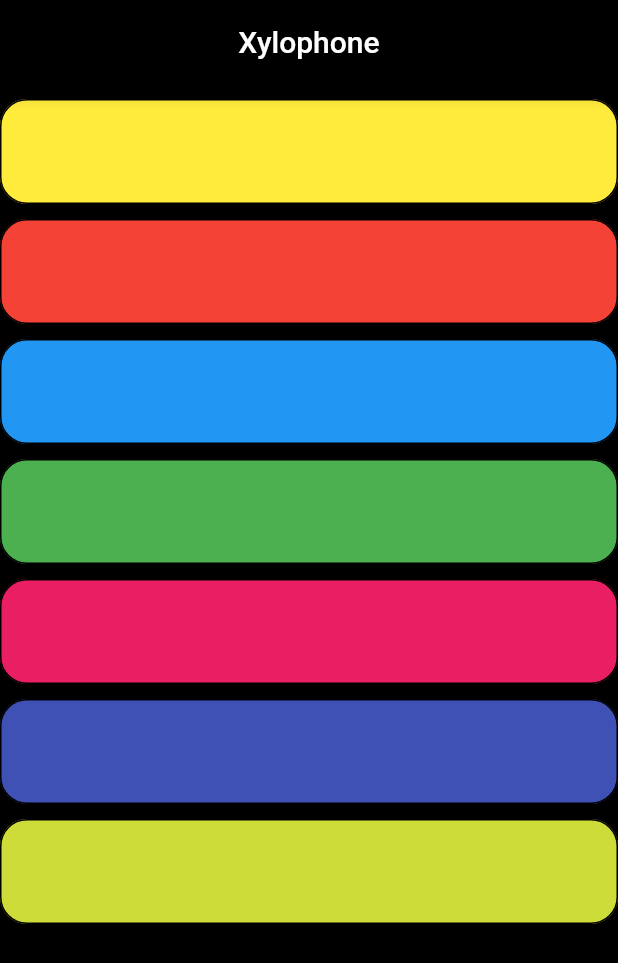
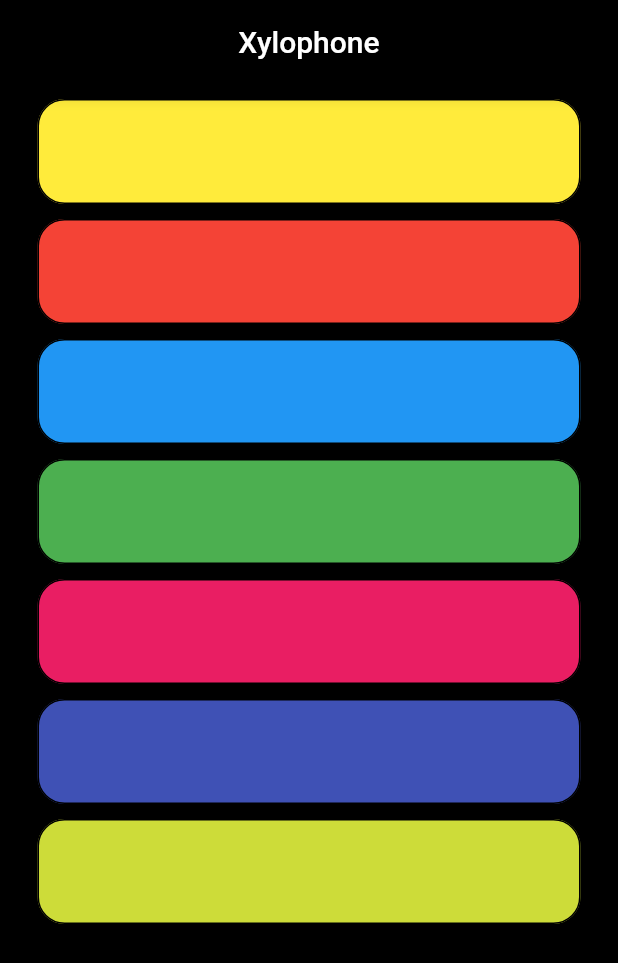
Before and after one commit to tk-code-dev/flutter_xylophone, a Flutter app: the screen it shows after launch, on a phone screen of 412 x 824 dp. Shown: the top 963 px of the screen. Run offline on Flutter 3.47's test engine with Material 2 defaults, Android fonts, the light colour scheme and no system bars; our stand-ins replace audioplayers.

Commit message:
Add margin fromLTRB (25,10,25,0)

```diff
--- a/lib/main.dart
+++ b/lib/main.dart
@@ -11,7 +11,7 @@ class XylophoneApp extends StatelessWidget {
 
   Container buildKey({Color color, int soundNum}) {
     return Container(
-      margin: const EdgeInsets.only(top: 10.0),
+      margin: const EdgeInsets.fromLTRB(25, 10, 25, 0),
       child: Expanded(
         child: FlatButton(
           color: color,
```
